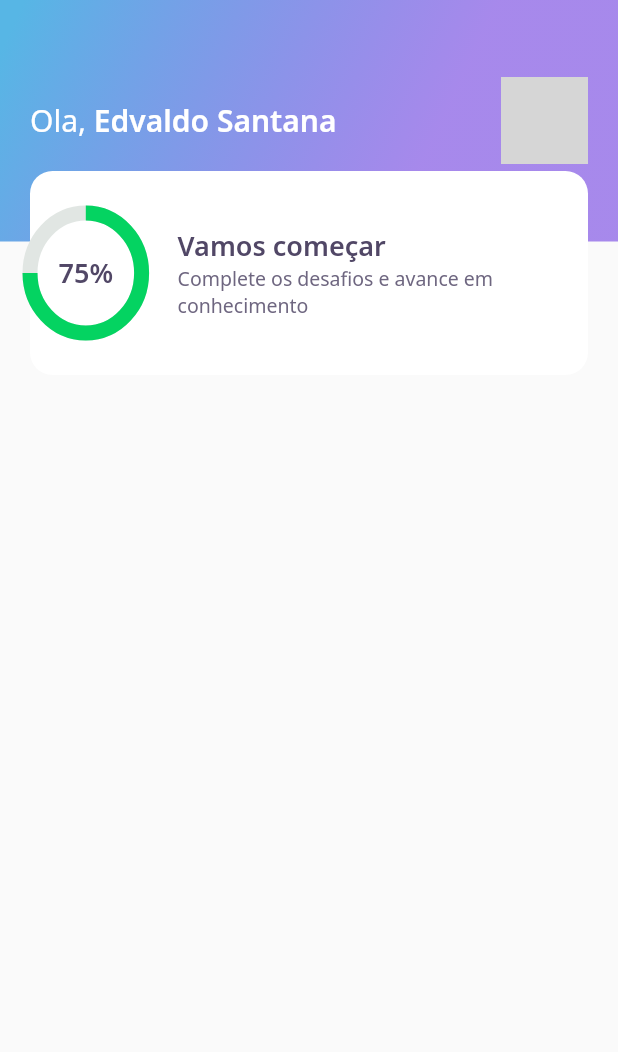
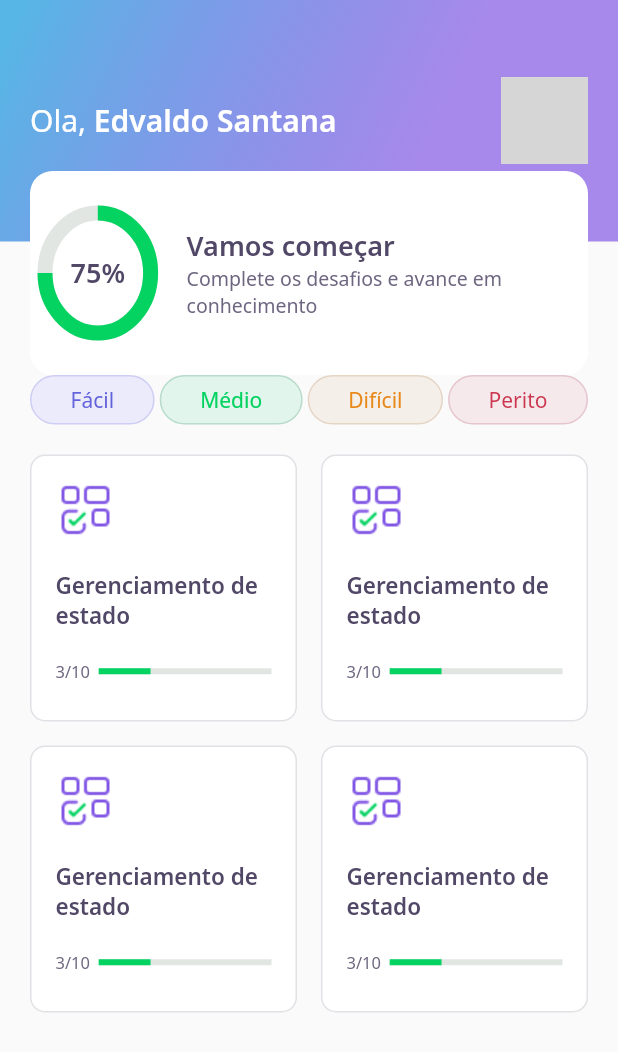
Before and after one commit to wsy152/dev_quiz_nlw, a Flutter app: the HomePage screen opened directly, on a phone screen of 412 x 824 dp. Shown: the top 1052 px of the screen. Run offline on Flutter 3.47's test engine with Material 2 defaults, Android fonts, the light colour scheme and no system bars; our stand-ins replace google_fonts; network calls fail; grey boxes are pictures that could not be loaded.

Commit message:
Aula 2 Quiz

```diff
--- a/lib/home/home_page.dart
+++ b/lib/home/home_page.dart
@@ -1,5 +1,5 @@
-import 'package:DevQuiz/home/widgets/appbar/app_bar_widget.dart';
-import 'package:flutter/material.dart';
+import 'package:DevQuiz/core/core.dart';
+
 class HomePage extends StatefulWidget {
   @override
   _HomePageState createState() => _HomePageState();
@@ -10,6 +10,38 @@ class _HomePageState extends State<HomePage> {
   Widget build(BuildContext context) {
     return Scaffold(
       appBar: AppBarWidget(),
+      body: Padding(
+        padding: const EdgeInsets.symmetric(horizontal: 20),
+        child: Column(
+          children: [
+            Row(
+              mainAxisAlignment: MainAxisAlignment.spaceBetween,
+              children: [
+                LevelButtonWidget(label: 'Fácil',),
+                LevelButtonWidget(label: 'Médio',),
+                LevelButtonWidget(label: 'Difícil',),
+                LevelButtonWidget(label: 'Perito',),
+              ],
+            ),
+            SizedBox(height: 20,),
+            Expanded(
+              child: GridView.count(
+                crossAxisSpacing: 16,
+                mainAxisSpacing: 16,
+                crossAxisCount: 2,
+                children: [
+                  QuizCardWidget(),
+                  QuizCardWidget(),
+                  QuizCardWidget(),
+                  QuizCardWidget(),
+
+                ],
+              ),
+            )
+
+          ],
+        ),
+      ),
 
     );
   }
--- a/lib/home/widgets/appbar/app_bar_widget.dart
+++ b/lib/home/widgets/appbar/app_bar_widget.dart
@@ -1,7 +1,5 @@
-import 'package:DevQuiz/core/app_gradients.dart';
-import 'package:DevQuiz/core/app_text_styles.dart';
-import 'package:DevQuiz/home/widgets/score_card/score_card_widget.dart';
-import 'package:flutter/material.dart';
+import 'package:DevQuiz/core/core.dart';
+
 class AppBarWidget extends PreferredSize {
   AppBarWidget() : super(
     preferredSize: Size.fromHeight(250),
--- a/lib/home/widgets/chart/chat_widget.dart
+++ b/lib/home/widgets/chart/chat_widget.dart
@@ -1,6 +1,5 @@
-import 'package:DevQuiz/core/app_colors.dart';
-import 'package:DevQuiz/core/app_text_styles.dart';
-import 'package:flutter/material.dart';
+import 'package:DevQuiz/core/core.dart';
+
 class ChartWidget extends StatelessWidget {
   @override
   Widget build(BuildContext context) {
--- /dev/null
+++ b/lib/home/widgets/level_button/level_button_widget.dart
@@ -0,0 +1,56 @@
+import 'package:DevQuiz/core/core.dart';
+import 'package:google_fonts/google_fonts.dart';
+
+class LevelButtonWidget extends StatelessWidget {
+  final String label;
+   LevelButtonWidget({required this.label}): assert(["Fácil","Médio","Difícil","Perito"].contains(label));
+
+  final config = {
+    "Fácil" : {
+      "color" : AppColors.levelButtonFacil,
+      "borderColor" : AppColors.levelButtonBorderFacil,
+      "fontColor" : AppColors.levelButtonTextFacil
+    },
+    "Médio" : {
+      "color" : AppColors.levelButtonMedio,
+      "borderColor" : AppColors.levelButtonBorderMedio,
+      "fontColor" : AppColors.levelButtonTextMedio
+    },
+    "Difícil" : {
+      "color" : AppColors.levelButtonDificil,
+      "borderColor" : AppColors.levelButtonBorderDificil,
+      "fontColor" : AppColors.levelButtonTextDificil
+    },
+    "Perito" : {
+      "color" : AppColors.levelButtonPerito,
+      "borderColor" : AppColors.levelButtonBorderPerito,
+      "fontColor" : AppColors.levelButtonTextPerito
+    },
+  };
+
+  Color get color => config[label]!['color']!;
+  Color get borderColor => config[label]!['borderColor']!;
+  Color get fontColor => config[label]!['fontColor']!;
+
+  @override
+  Widget build(BuildContext context) {
+    return Container(
+      decoration: BoxDecoration(
+        color: color,
+        border: Border.fromBorderSide(BorderSide(
+          color: borderColor
+        )),
+        borderRadius: BorderRadius.circular(28),
+      ),
+
+      child: Padding(
+        padding: const EdgeInsets.symmetric(horizontal: 26,vertical: 6),
+        child: Text(label,style: GoogleFonts.notoSans(
+          color: fontColor,
+        )),
+      ),
+
+
+    );
+  }
+}
--- /dev/null
+++ b/lib/home/widgets/quiz_card/quiz_card_widget.dart
@@ -0,0 +1,44 @@
+import 'package:DevQuiz/core/core.dart';
+
+
+class QuizCardWidget extends StatelessWidget {
+  @override
+  Widget build(BuildContext context) {
+    return Container(
+      padding: EdgeInsets.all(16),
+      decoration: BoxDecoration(
+        border: Border.fromBorderSide(
+          BorderSide(color: AppColors.border),
+        ),
+        color: AppColors.white,
+        borderRadius: BorderRadius.circular(10),
+      ),
+      child: Column(
+        crossAxisAlignment: CrossAxisAlignment.start,
+        children: [
+          Container(
+            height: 40,
+            width: 40,
+            child: Image.asset(AppImages.blocks),
+          ),
+          SizedBox(height: 20,),
+          Text(
+            'Gerenciamento de estado',
+            style: AppTextStyles.heading15,
+          ),
+          SizedBox(height: 20,),
+          Row(
+            children: [
+              Expanded(
+                  flex: 1, child: Text('3/10', style: AppTextStyles.body11)),
+              Expanded(
+                flex: 4,
+                child: ProgressIndicatorWidget(value:0.3)
+              )
+            ],
+          )
+        ],
+      ),
+    );
+  }
+}
--- a/lib/home/widgets/score_card/score_card_widget.dart
+++ b/lib/home/widgets/score_card/score_card_widget.dart
@@ -1,7 +1,4 @@
-import 'package:DevQuiz/core/app_colors.dart';
-import 'package:DevQuiz/core/app_text_styles.dart';
-import 'package:DevQuiz/home/widgets/chart/chat_widget.dart';
-import 'package:flutter/material.dart';
+import 'package:DevQuiz/core/core.dart';
 
 class ScoreCardWidget extends StatelessWidget {
   @override
@@ -14,6 +11,8 @@ class ScoreCardWidget extends StatelessWidget {
           borderRadius: BorderRadius.circular(15),
           color: AppColors.white
         ),
+        child: Padding(
+          padding: const EdgeInsets.all(10),
           child: Row(
             crossAxisAlignment: CrossAxisAlignment.center,
             children: [
@@ -41,6 +40,7 @@ class ScoreCardWidget extends StatelessWidget {
             //
           ),
         ),
+      ),
     );
   }
 }
--- /dev/null
+++ b/lib/shared/widgets/progress_indicator_widget.dart
@@ -0,0 +1,16 @@
+import 'package:DevQuiz/core/core.dart';
+
+class ProgressIndicatorWidget extends StatelessWidget {
+  final double value;
+  ProgressIndicatorWidget({required this.value});
+
+  @override
+  Widget build(BuildContext context) {
+    return LinearProgressIndicator(
+      value: value,
+      backgroundColor: AppColors.chartSecondary,
+      valueColor:
+      AlwaysStoppedAnimation<Color>(AppColors.chartPrimary),
+    );
+  }
+}
```
Also changed, not shown: lib/challenge/challege_page.dart (added, +26 -0 lines), lib/challenge/widget/awnser/awnser_widget.dart (added, +68 -0 lines), lib/challenge/widget/question_indicator/question_indicator_widget.dart (added, +27 -0 lines), lib/challenge/widget/quiz/quiz_widget.dart (added, +25 -0 lines), lib/core/app_widget.dart (+2 -5 lines), lib/core/core.dart (+9 -0 lines), 4 other files. Lines whose indentation alone changed are shown as unchanged.
